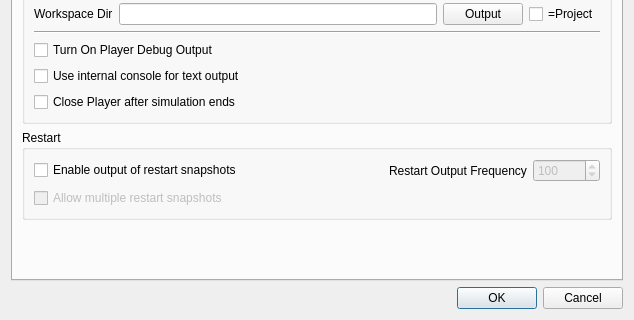
The window that cc3d/player5/Configuration/cc3D_prefs.ui (CompuCell3D/cc3d-player5) describes before a commit, drawn with Qt 5; both pictures show x 0 to 634 and y 197 to 517 of the 634 by 517 pixel window.
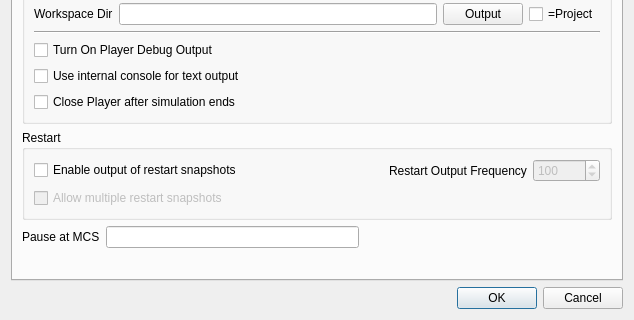
The same window after the commit.

Commit message: added "pauseAt" capability to the player. Addresses https://github.com/CompuCell3D/CompuCell3D/issues/532

The edit to the form file:
```diff
--- a/cc3d/player5/Configuration/cc3D_prefs.ui
+++ b/cc3d/player5/Configuration/cc3D_prefs.ui
@@ -472,6 +472,37 @@
          </layout>
         </widget>
        </item>
+       <item>
+        <layout class="QHBoxLayout" name="horizontalLayout_26">
+         <item>
+          <widget class="QLabel" name="label_24">
+           <property name="text">
+            <string>Pause at MCS</string>
+           </property>
+          </widget>
+         </item>
+         <item>
+          <widget class="QLineEdit" name="pause_at_LE">
+           <property name="toolTip">
+            <string>&lt;html&gt;&lt;head/&gt;&lt;body&gt;&lt;p&gt;You can specify comma-separated MCS values here. CC3D will pause execution at those steps.&lt;/p&gt;&lt;/body&gt;&lt;/html&gt;</string>
+           </property>
+          </widget>
+         </item>
+         <item>
+          <spacer name="horizontalSpacer_27">
+           <property name="orientation">
+            <enum>Qt::Horizontal</enum>
+           </property>
+           <property name="sizeHint" stdset="0">
+            <size>
+             <width>40</width>
+             <height>20</height>
+            </size>
+           </property>
+          </spacer>
+         </item>
+        </layout>
+       </item>
        <item>
         <spacer name="verticalSpacer">
          <property name="orientation">
```
Left out of the diff: 2 changed lines with no effect on the pictures. The commit also changes 7 other files.
